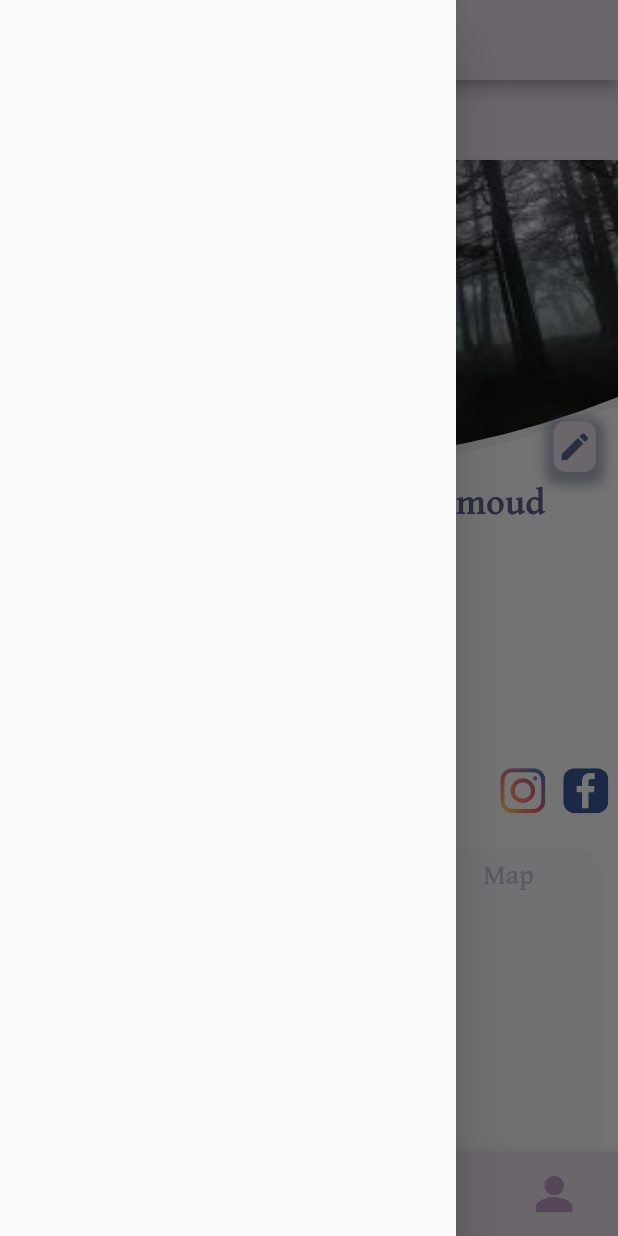
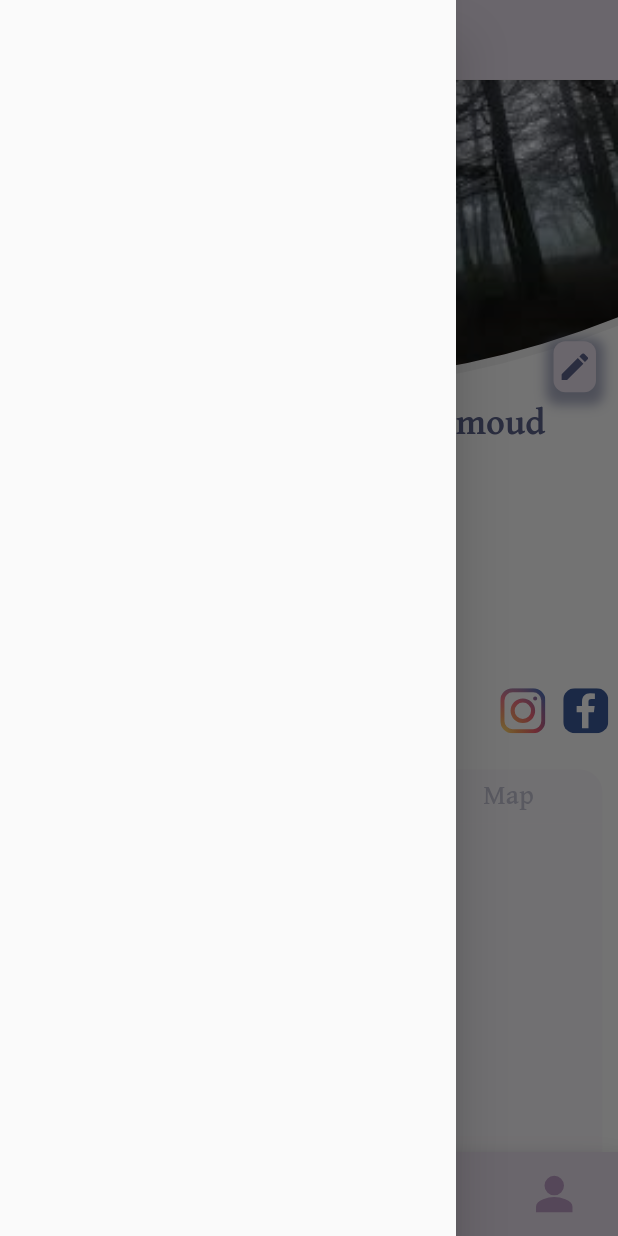
Before and after one commit to Amrmahmoud333/rafiq, a Flutter app: the screen it shows after launch, item 4 of the bottom bar chosen, in the side drawer, after a tap on the "search" icon, on a phone screen of 412 x 824 dp. Run offline on Flutter 3.47's test engine with Material 2 defaults, Android fonts, the phone set to English and light mode, and no system bars; drawn by our look-alikes of auto_size_text; our stand-ins replace bloc, device_preview, dio, flutter_bloc, flutter_svg; accounts and stored records are empty.

Commit message:
Delete one of two AppBar

```diff
--- a/lib/main.dart
+++ b/lib/main.dart
@@ -12,7 +12,7 @@ import 'package:rafiq/views/router/app_router.dart';
 
 void main() {
   DioHelper.init();
-  runApp(DevicePreview(enabled: true, builder: (context) => MyApp()));
+  runApp(DevicePreview(enabled: false, builder: (context) => MyApp()));
 }
 
 class MyApp extends StatelessWidget {
--- a/lib/views/profile/screens/profile_screen.dart
+++ b/lib/views/profile/screens/profile_screen.dart
@@ -35,36 +35,6 @@ class ProfileScreen extends StatelessWidget {
                 .ChangeIndex(_tabController.index),
           );
           return Scaffold(
-            drawer: Drawer(),
-            appBar: AppBar(
-              toolbarHeight: h(55),
-              backgroundColor: const Color(0xffE8DEEB),
-              title: InkWell(
-                onTap: () {
-                  //    showSearch(context: context, delegate: MySearchDelegate());
-                },
-                child: Container(
-                  width: w(208),
-                  height: h(29),
-                  decoration: BoxDecoration(
-                    color: Colors.white,
-                    borderRadius: BorderRadius.circular(5),
-                    border: Border.all(
-                      color: Color(0xff5B618A),
-                    ),
-                  ),
-                  child: Row(children: [
-                    SizedBox(
-                      width: w(3),
-                    ),
-                    Icon(
-                      Icons.search,
-                      size: 25,
-                    ),
-                  ]),
-                ),
-              ),
-            ),
             body: Column(
               children: [
                 SizedBox(
```
